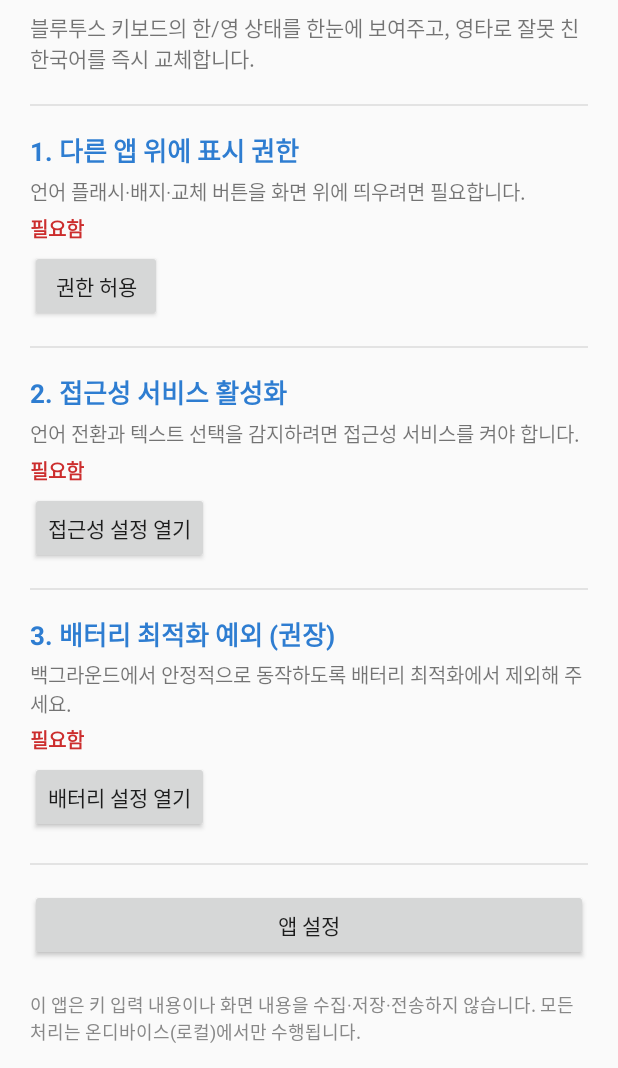
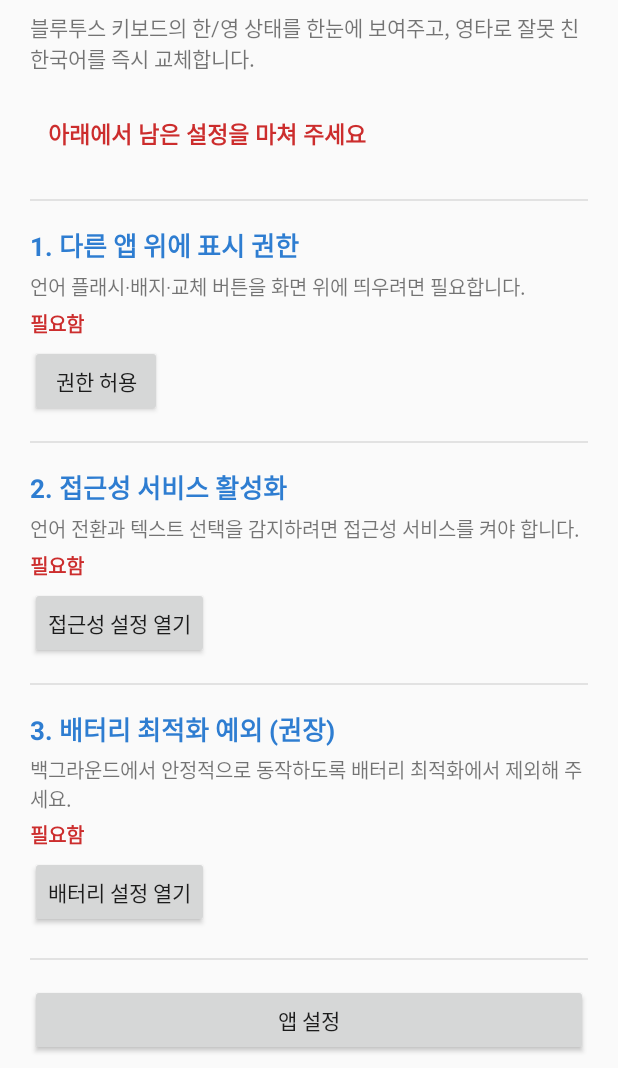
Before and after one commit to yyyyynny/kIkI, an Android app: the screen it shows after launch (MainActivity), on a phone screen of 412 x 824 dp, the part 168-1236 px from its top. Run offline under Robolectric (Android 15) with nearby library versions, the phone set to English and light mode, and no system bars.

```diff
--- a/app/src/main/kotlin/com/langsense/app/ui/MainActivity.kt
+++ b/app/src/main/kotlin/com/langsense/app/ui/MainActivity.kt
@@ -50,8 +50,8 @@ class MainActivity : AppCompatActivity() {
     private fun refreshStatus() {
         val granted = getString(R.string.status_granted)
         val needed = getString(R.string.status_needed)
-        val green = 0xFF2D8C4E.toInt()
-        val red = 0xFFCC2D2D.toInt()
+        val green = getColor(R.color.status_ok)
+        val red = getColor(R.color.status_need)
 
         val overlayOk = PermissionHelper.canDrawOverlays(this)
         binding.tvOverlayStatus.text = if (overlayOk) granted else needed
@@ -65,6 +65,12 @@ class MainActivity : AppCompatActivity() {
         val batteryOk = PermissionHelper.isIgnoringBatteryOptimizations(this)
         binding.tvBatteryStatus.text = if (batteryOk) granted else needed
         binding.tvBatteryStatus.setTextColor(if (batteryOk) green else red)
+
+        // 상단 요약 배너: 오버레이·접근성 두 필수 권한이 모두 켜지면 "완료". 배터리는 권장이라 제외.
+        val allSet = overlayOk && accOk
+        binding.tvSummary.text =
+            getString(if (allSet) R.string.summary_all_set else R.string.summary_incomplete)
+        binding.tvSummary.setTextColor(if (allSet) green else red)
     }
 
     private fun startActivitySafely(intent: Intent) {
--- a/app/src/main/res/layout/activity_main.xml
+++ b/app/src/main/res/layout/activity_main.xml
@@ -26,12 +26,22 @@
             android:text="@string/onboarding_desc"
             android:textSize="14sp" />
 
+        <!-- 진행 상태 요약 배너 (onResume 마다 갱신) -->
+        <TextView
+            android:id="@+id/tvSummary"
+            android:layout_width="match_parent"
+            android:layout_height="wrap_content"
+            android:layout_marginTop="16dp"
+            android:padding="12dp"
+            android:textSize="15sp"
+            android:textStyle="bold" />
+
         <!-- Step 1: 오버레이 권한 -->
         <View
             android:layout_width="match_parent"
             android:layout_height="1dp"
             android:layout_marginTop="20dp"
-            android:background="#33888888" />
+            android:background="@color/ui_divider" />
 
         <TextView
             android:layout_width="wrap_content"
@@ -69,7 +79,7 @@
             android:layout_width="match_parent"
             android:layout_height="1dp"
             android:layout_marginTop="16dp"
-            android:background="#33888888" />
+            android:background="@color/ui_divider" />
 
         <TextView
             android:layout_width="wrap_content"
@@ -107,7 +117,7 @@
             android:layout_width="match_parent"
             android:layout_height="1dp"
             android:layout_marginTop="16dp"
-            android:background="#33888888" />
+            android:background="@color/ui_divider" />
 
         <TextView
             android:layout_width="wrap_content"
@@ -145,7 +155,7 @@
             android:layout_width="match_parent"
             android:layout_height="1dp"
             android:layout_marginTop="20dp"
-            android:background="#33888888" />
+            android:background="@color/ui_divider" />
 
         <Button
             android:id="@+id/btnSettings"
@@ -160,7 +170,7 @@
             android:layout_marginTop="20dp"
             android:text="@string/privacy_note"
             android:textSize="12sp"
-            android:textColor="#888888" />
+            android:textColor="@color/ui_muted" />
 
     </LinearLayout>
 </ScrollView>
--- a/app/src/main/res/values/colors.xml
+++ b/app/src/main/res/values/colors.xml
@@ -15,4 +15,10 @@
 
     <!-- UI 강조색(섹션 헤더/타이틀) — 살짝 세련된 느낌의 공용 액센트 -->
     <color name="ui_accent">#2E7DD1</color>
+    <!-- 온보딩 구분선/보조 텍스트 (하드코딩 헥스 대신 공용 참조로 통일) -->
+    <color name="ui_divider">#33808080</color>
+    <color name="ui_muted">#888888</color>
+    <!-- 상태 배지 색 -->
+    <color name="status_ok">#2D8C4E</color>
+    <color name="status_need">#CC2D2D</color>
 </resources>
--- a/app/src/main/res/values/strings.xml
+++ b/app/src/main/res/values/strings.xml
@@ -19,6 +19,8 @@
     <string name="btn_settings">앱 설정</string>
     <string name="status_granted">완료됨</string>
     <string name="status_needed">필요함</string>
+    <string name="summary_all_set">✓ 모든 설정이 완료되었습니다</string>
+    <string name="summary_incomplete">아래에서 남은 설정을 마쳐 주세요</string>
     <string name="privacy_note">이 앱은 키 입력 내용이나 화면 내용을 수집·저장·전송하지 않습니다. 모든 처리는 온디바이스(로컬)에서만 수행됩니다.</string>
 
     <!-- SettingsActivity -->
```
Also changed, not shown: app/src/main/kotlin/com/langsense/app/service/ImeStateDetector.kt (+22 -1 lines), app/src/main/kotlin/com/langsense/app/service/KeyEventMonitor.kt (+37 -8 lines), app/src/main/kotlin/com/langsense/app/service/LangSenseAccessibilityService.kt (+11 -3 lines).
